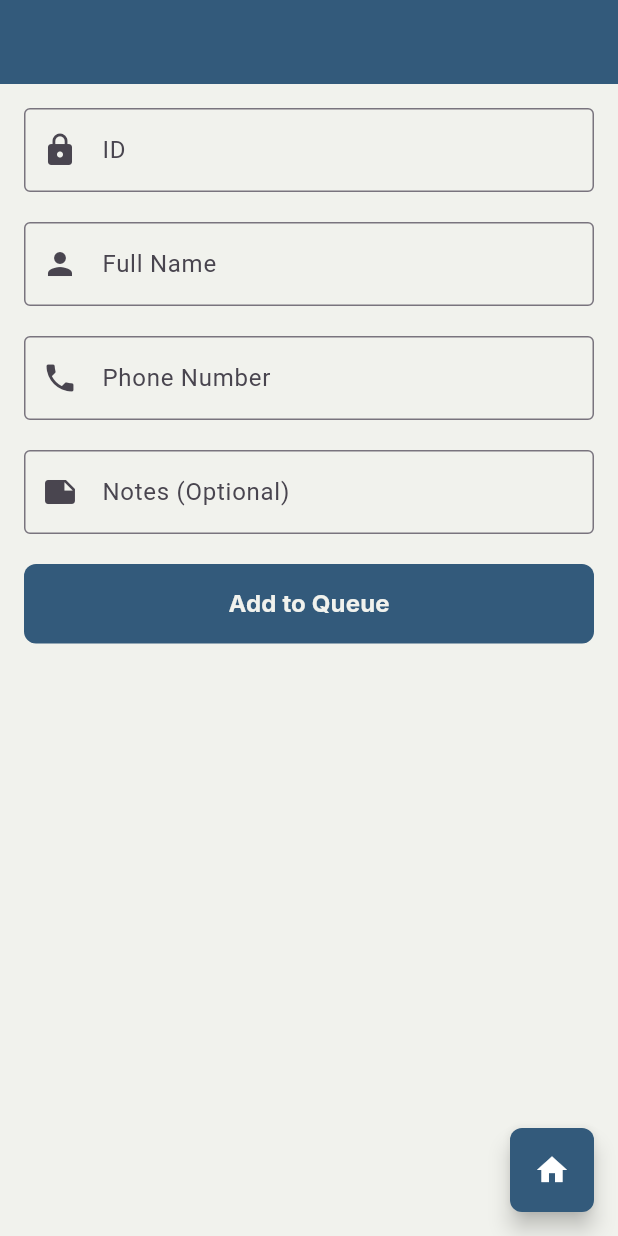
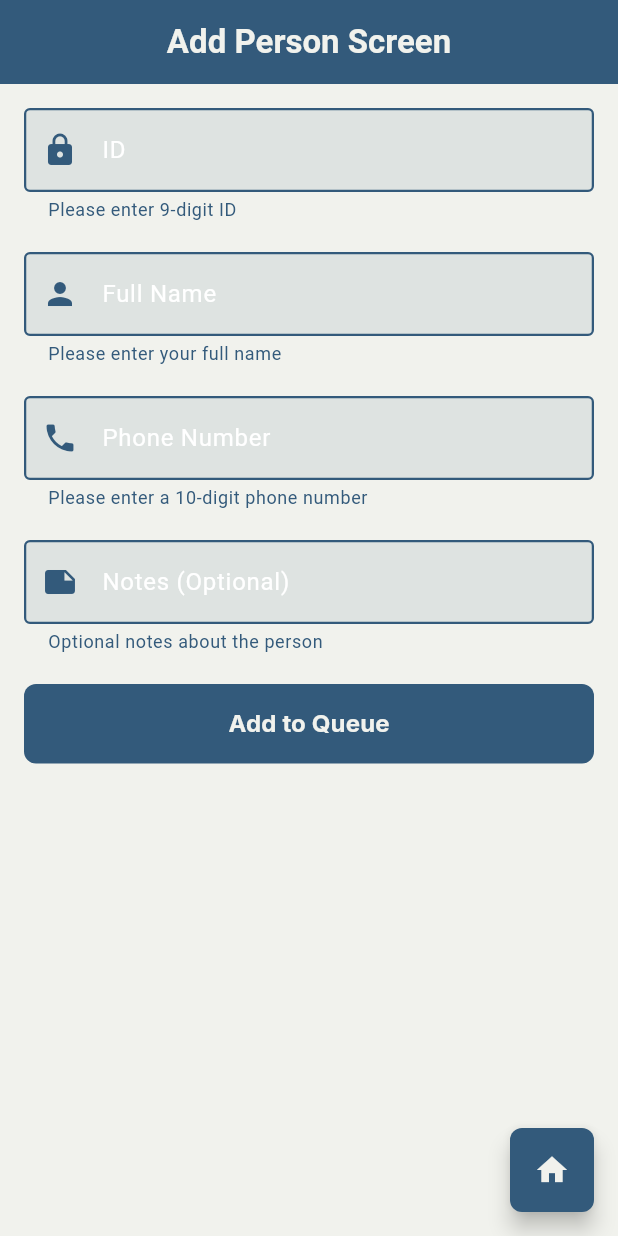
Before and after one commit to fatoom9/queue_management_system, a Flutter app: the AddPersonScreen screen opened by its route, on a phone screen of 412 x 824 dp. Run offline on Flutter 3.47's test engine with Material 3 defaults, Android fonts, the phone set to English and light mode, and no system bars; our stand-ins replace flutter_hooks, font_awesome_flutter, go_router, google_fonts, hooks_riverpod, sqflite; accounts and stored records are empty.

Commit message:
Fix: Replace TextFormField with AppTextFormField for consistency

```diff
--- a/lib/src/common_widgets/text_feild.dart
+++ b/lib/src/common_widgets/text_feild.dart
@@ -16,6 +16,7 @@ class AppTextFormField extends StatelessWidget {
     this.keyboardType = TextInputType.text,
     this.textColor = primaryColor,
     this.fillColor = primaryColor,
+    this.validator,
   }) : super(key: key);
 
   final TextEditingController controller;
@@ -26,6 +27,7 @@ class AppTextFormField extends StatelessWidget {
   final TextInputType keyboardType;
   final Color textColor;
   final Color fillColor;
+  final String? Function(String?)? validator;
 
   @override
   Widget build(BuildContext context) {
@@ -52,6 +54,7 @@ class AppTextFormField extends StatelessWidget {
         filled: true,
         fillColor: fillColor.withOpacity(0.1),
       ),
+      validator: validator,
     );
   }
 }
--- a/lib/src/constants/app_theme.dart
+++ b/lib/src/constants/app_theme.dart
@@ -5,7 +5,7 @@ class AppTheme {
   static ThemeData get theme {
     return ThemeData(
       primaryColor: const Color(0xFF335A7B),
-      scaffoldBackgroundColor: const Color(0xFFF1F2ED),
+      scaffoldBackgroundColor: const Color(0xFFf1f2ed),
 
       // AppBar theme
       appBarTheme: const AppBarTheme(
--- a/lib/src/features/queue/presentation/add_person_screen.dart
+++ b/lib/src/features/queue/presentation/add_person_screen.dart
@@ -1,10 +1,14 @@
 import 'package:flutter/material.dart';
-import 'package:flutter_riverpod/flutter_riverpod.dart';
 import 'package:go_router/go_router.dart';
+import 'package:hooks_riverpod/hooks_riverpod.dart';
 import 'package:queue_management_system/src/common_widgets/button.dart';
+import 'package:queue_management_system/src/common_widgets/text_feild.dart';
 import 'package:queue_management_system/src/constants/app_theme.dart';
-import 'package:google_fonts/google_fonts.dart';
 import 'package:queue_management_system/src/features/queue/presentation/controllers/queue_controller.dart';
+
+const Color primaryColor = Color(0xFF335A7B);
+const Color secondaryColor = Color(0xFFf1f2ed);
+const Color accentColor = Color(0xFFAD534A);
 
 class AddPersonScreen extends ConsumerStatefulWidget {
   const AddPersonScreen({Key? key}) : super(key: key);
@@ -26,15 +30,12 @@ class _AddPersonScreenState extends ConsumerState<AddPersonScreen> {
     return Scaffold(
       appBar: AppBar(
         title: Text(
-          'Add Person',
-          style: GoogleFonts.poppins(
-            fontSize: 22,
-            fontWeight: FontWeight.bold,
-            color: primaryColor,
-          ),
+          'Add Person Screen',
+          style: TextStyle(
+              fontSize: 22, fontWeight: FontWeight.bold, color: secondaryColor),
         ),
         centerTitle: true,
-        backgroundColor: primaryColor,
+        backgroundColor: AppTheme.theme.primaryColor,
       ),
       body: Container(
         color: secondaryColor, // Setting background color
@@ -44,14 +45,13 @@ class _AddPersonScreenState extends ConsumerState<AddPersonScreen> {
             key: _formKey,
             child: Column(
               children: [
-                TextFormField(
+                AppTextFormField(
                   controller: _idController,
-                  decoration: const InputDecoration(
-                    hintText: 'ID',
-                    labelText: 'ID',
-                    prefixIcon: Icon(Icons.lock),
-                    border: OutlineInputBorder(),
-                  ),
+                  hintText: 'ID',
+                  helpText: 'Please enter 9-digit ID',
+                  obscureText: false,
+                  icon: Icons.lock,
+                  keyboardType: TextInputType.number,
                   validator: (value) {
                     if (value == null || value.isEmpty) {
                       return 'Please enter ID';
@@ -63,14 +63,12 @@ class _AddPersonScreenState extends ConsumerState<AddPersonScreen> {
                   },
                 ),
                 const SizedBox(height: 20),
-                TextFormField(
+                AppTextFormField(
                   controller: _fullNameController,
-                  decoration: const InputDecoration(
-                    hintText: 'Name',
-                    labelText: 'Full Name',
-                    prefixIcon: Icon(Icons.person),
-                    border: OutlineInputBorder(),
-                  ),
+                  hintText: 'Full Name',
+                  helpText: 'Please enter your full name',
+                  obscureText: false,
+                  icon: Icons.person,
                   validator: (value) {
                     if (value == null || value.isEmpty) {
                       return 'Please enter a name';
@@ -79,14 +77,12 @@ class _AddPersonScreenState extends ConsumerState<AddPersonScreen> {
                   },
                 ),
                 const SizedBox(height: 20),
-                TextFormField(
+                AppTextFormField(
                   controller: _phoneController,
-                  decoration: const InputDecoration(
-                    hintText: 'Phone Number',
-                    labelText: 'Phone Number',
-                    prefixIcon: Icon(Icons.phone),
-                    border: OutlineInputBorder(),
-                  ),
+                  hintText: 'Phone Number',
+                  helpText: 'Please enter a 10-digit phone number',
+                  obscureText: false,
+                  icon: Icons.phone,
                   keyboardType: TextInputType.phone,
                   validator: (value) {
                     if (value == null || value.isEmpty) {
@@ -99,14 +95,12 @@ class _AddPersonScreenState extends ConsumerState<AddPersonScreen> {
                   },
                 ),
                 const SizedBox(height: 20),
-                TextFormField(
+                AppTextFormField(
                   controller: _notesController,
-                  decoration: const InputDecoration(
-                    hintText: 'Notes',
-                    labelText: 'Notes (Optional)',
-                    prefixIcon: Icon(Icons.note),
-                    border: OutlineInputBorder(),
-                  ),
+                  hintText: 'Notes (Optional)',
+                  helpText: 'Optional notes about the person',
+                  obscureText: false,
+                  icon: Icons.note,
                 ),
                 const SizedBox(height: 20),
                 _isLoading
@@ -142,7 +136,7 @@ class _AddPersonScreenState extends ConsumerState<AddPersonScreen> {
         shape: RoundedRectangleBorder(
           borderRadius: BorderRadius.circular(8),
         ),
-        child: const Icon(Icons.home, color: Colors.white),
+        child: const Icon(Icons.home, color: secondaryColor),
       ),
     );
   }
```
